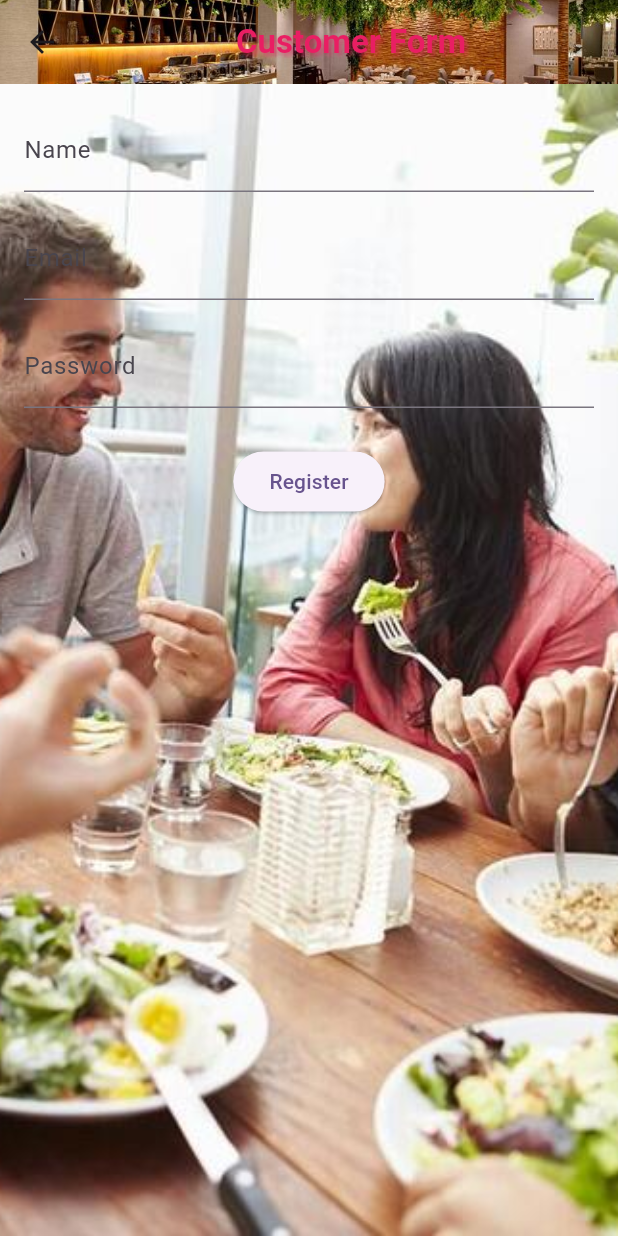
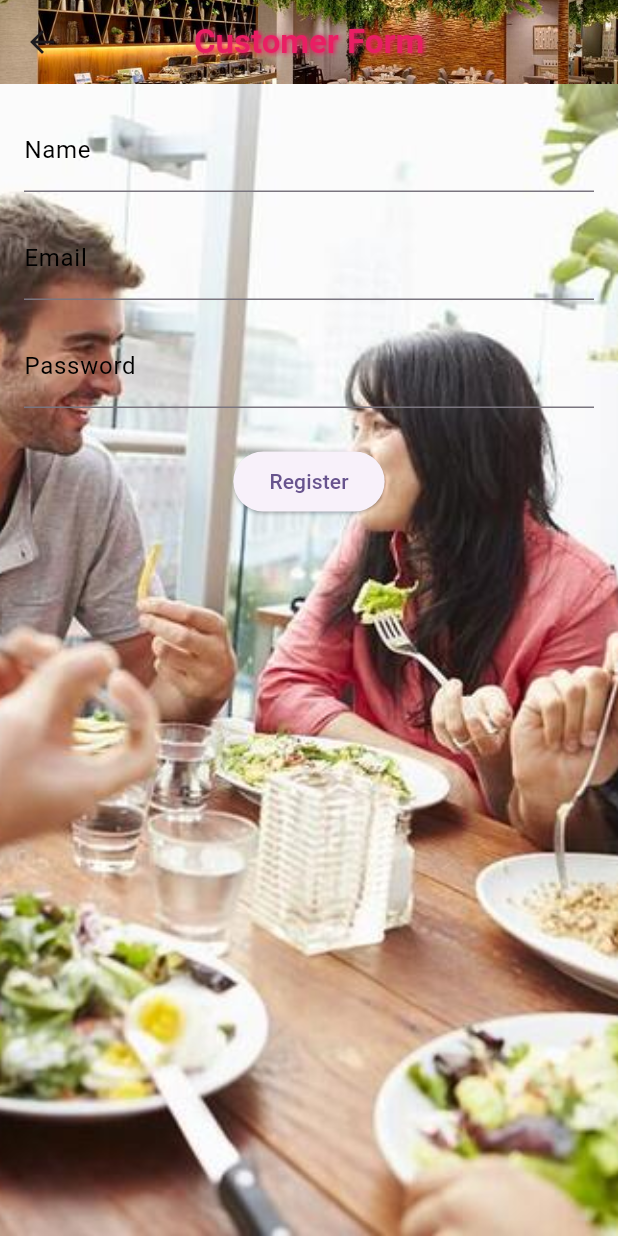
Before and after one commit to SSumu/find_your_restaurant, a Flutter app: the CustomerForm screen opened directly, on a phone screen of 412 x 824 dp. Run offline on Flutter 3.47's test engine with Material 3 defaults, Android fonts, the phone set to English and light mode, and no system bars; our stand-ins replace cloud_firestore, firebase_auth, firebase_core, google_maps_flutter, location; missing offline and left inert: dart:ffi, google_maps_webservice; accounts and stored records are empty.

Commit message:
Few updates in some files

```diff
--- a/lib/customer_form.dart
+++ b/lib/customer_form.dart
@@ -116,22 +116,21 @@
   Widget build(BuildContext context) {
     return Scaffold(
       appBar: AppBar(
-        title: Center(
-          child: Text(
+        title: const Text(
           'Customer Form',
           style: TextStyle(
             fontWeight: FontWeight.bold,
             color: Colors.pink,
             shadows: [
               Shadow(
-                  offset: const Offset(2.0, 2.0),
-                  blurRadius: 3.0,
-                  color: Colors.pink.withOpacity(0.5),
+                offset: Offset(1.0, 1.0),
+                blurRadius: 4.0,
+                color: Colors.pink,
               ),
             ],
           ),
         ),
-        ),
+        centerTitle: true,
         flexibleSpace: const Image(
           image: AssetImage(
             'assets/images/156757283_Bedford_Hotel__F_B__Botanica_Restaurant_and_Bar__General_View._4500x3000.jpg',
@@ -157,23 +156,43 @@
                     children: [
                       TextField(
                         controller: nameController,
-                        decoration: const InputDecoration(labelText: 'Name'),
+                        decoration: const InputDecoration(
+                          labelText: 'Name',
+                          labelStyle: TextStyle(
+                            color: Colors.black,
+                          ),
+                        ),
+                        style: TextStyle(
+                          color: Color.fromARGB(255, 38, 76, 200),
+                        ),
                       ),
                       const SizedBox(
                         height: 16.0,
                       ),
                       TextField(
                         controller: emailController,
-                        decoration: const InputDecoration(labelText: 'Email'),
+                        decoration: const InputDecoration(
+                          labelText: 'Email',
+                          labelStyle: TextStyle(
+                            color: Colors.black,
+                          ),
+                        ),
                         keyboardType: TextInputType.emailAddress,
+                        style: TextStyle(
+                          color: Color.fromARGB(255, 38, 76, 200),
+                        ),
                       ),
                       const SizedBox(
                         height: 16.0,
                       ),
                       TextField(
                         controller: passwordController,
-                        decoration:
-                            const InputDecoration(labelText: 'Password'),
+                        decoration: const InputDecoration(
+                          labelText: 'Password',
+                          labelStyle: TextStyle(
+                            color: Colors.black,
+                          ),
+                        ),
                         obscureText: true,
                       ),
                       const SizedBox(
--- a/lib/registration.dart
+++ b/lib/registration.dart
@@ -24,7 +24,7 @@
             shadows: [
               Shadow(
                 color: Colors.green,
-                offset: Offset(2.0, 2.0),
+                offset: Offset(1.0, 1.0),
                 blurRadius: 4.0,
               ),
             ],
--- a/lib/sign_in.dart
+++ b/lib/sign_in.dart
@@ -288,7 +288,11 @@
                         _rememberMe = value;
                       });
                     },
-                    title: const Text('Remember me'),
+                    title: const Text(
+                      'Remember me',
+                      style: TextStyle(color: Colors.white),
+                    ),
+                    tileColor: Colors.transparent,
                     controlAffinity: ListTileControlAffinity.leading,
                     dense: true,
                     contentPadding: const EdgeInsets.all(0),
```
Also changed, not shown: lib/restaurant_owner_form.dart (+21 -3 lines). Lines whose indentation alone changed are shown as unchanged.
